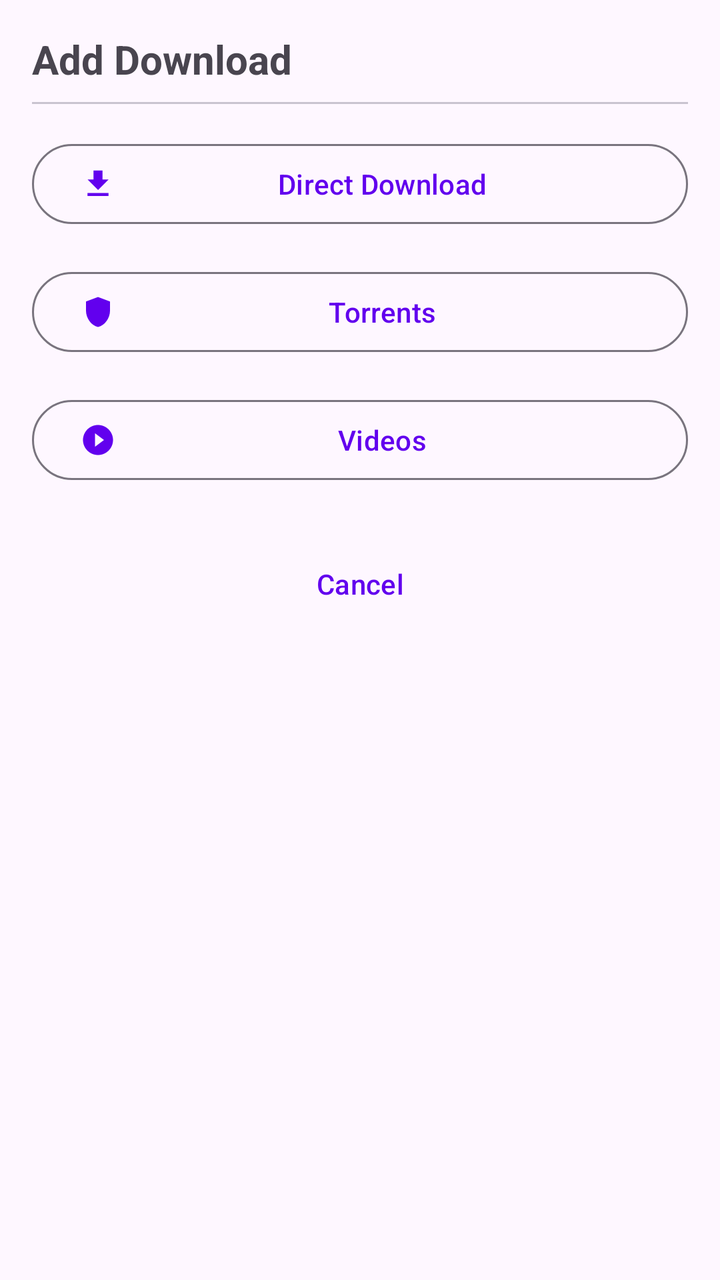
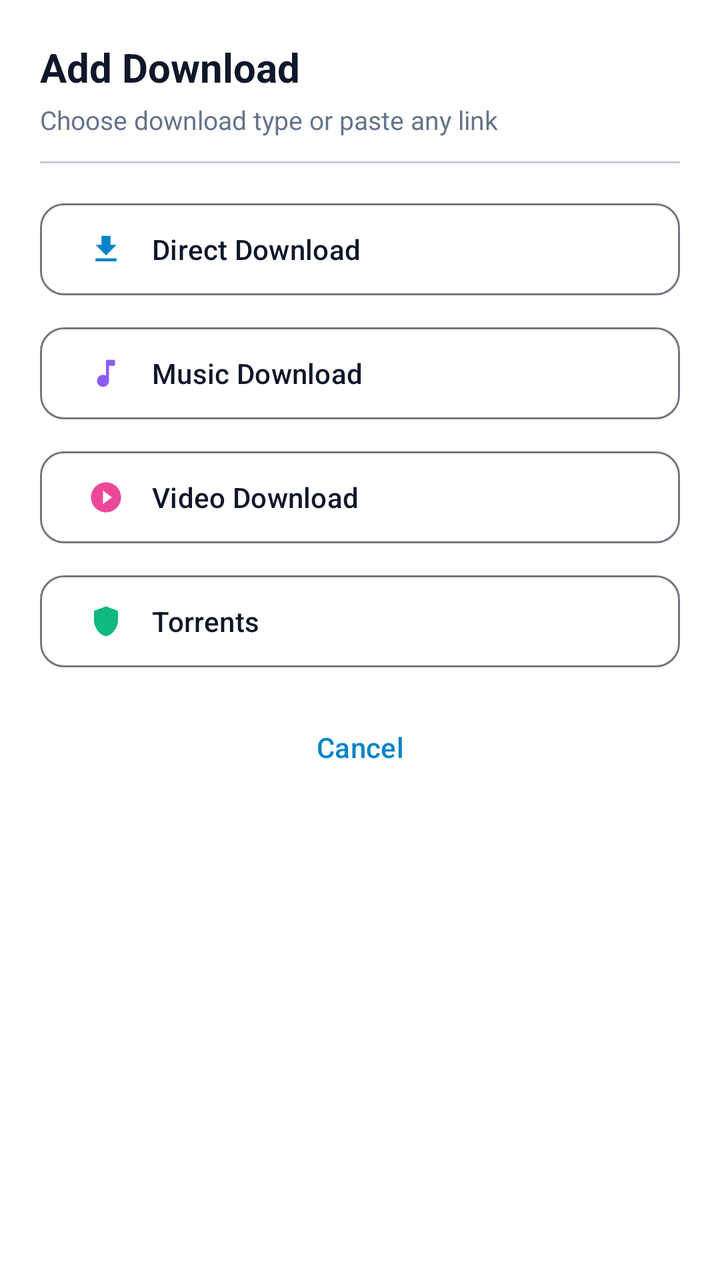

Two renders of the same Android screen: before a commit and after it. Below are the layout's source before the change and the commit's diff.
<!-- AndroidManifest.xml: application theme Theme.DownloadManager -->
<!-- res/layout/bottom_sheet_add_download.xml -->
<?xml version="1.0" encoding="utf-8"?>
<LinearLayout
    xmlns:android="http://schemas.android.com/apk/res/android"
    xmlns:app="http://schemas.android.com/apk/res-auto"
    android:layout_width="match_parent"
    android:layout_height="wrap_content"
    android:orientation="vertical"
    android:padding="@dimen/default_padding">

    <TextView
        android:layout_width="match_parent"
        android:layout_height="wrap_content"
        android:text="@string/add_download"
        android:textSize="@dimen/text_size_title"
        android:textStyle="bold" />

    <com.google.android.material.divider.MaterialDivider
        android:layout_width="match_parent"
        android:layout_height="@dimen/divider_height"
        android:layout_marginVertical="@dimen/small_margin" />

    <com.google.android.material.button.MaterialButton
        android:id="@+id/btnDirectDownload"
        style="@style/Widget.Material3.Button.OutlinedButton"
        android:layout_width="match_parent"
        android:layout_height="wrap_content"
        android:layout_marginVertical="@dimen/small_margin"
        android:text="@string/direct_download"
        app:icon="@drawable/ic_download"
        app:iconGravity="start" />

    <com.google.android.material.button.MaterialButton
        android:id="@+id/btnTorrentDownload"
        style="@style/Widget.Material3.Button.OutlinedButton"
        android:layout_width="match_parent"
        android:layout_height="wrap_content"
        android:layout_marginVertical="@dimen/small_margin"
        android:text="@string/torrents"
        app:icon="@drawable/ic_torrent"
        app:iconGravity="start" />

    <com.google.android.material.button.MaterialButton
        android:id="@+id/btnVideoDownload"
        style="@style/Widget.Material3.Button.OutlinedButton"
        android:layout_width="match_parent"
        android:layout_height="wrap_content"
        android:layout_marginVertical="@dimen/small_margin"
        android:text="@string/videos"
        app:icon="@drawable/ic_video"
        app:iconGravity="start" />

    <com.google.android.material.button.MaterialButton
        android:id="@+id/btnCancel"
        style="@style/Widget.Material3.Button.TextButton"
        android:layout_width="match_parent"
        android:layout_height="wrap_content"
        android:layout_marginTop="@dimen/default_margin"
        android:text="@string/cancel" />
</LinearLayout>
<!-- resources referenced by this layout -->
<resources>
  <dimen name="default_margin">16dp</dimen>
  <dimen name="default_padding">16dp</dimen>
  <dimen name="divider_height">1dp</dimen>
  <dimen name="small_margin">8dp</dimen>
  <dimen name="text_size_title">20sp</dimen>
  <!-- drawable ic_download (drawable) -->
  <?xml version="1.0" encoding="utf-8"?>
  <vector xmlns:android="http://schemas.android.com/apk/res/android"
      android:width="24dp"
      android:height="24dp"
      android:viewportWidth="24"
      android:viewportHeight="24">
      <path
          android:fillColor="#FF000000"
          android:pathData="M19,9h-4V3H9v6H5l7,7 7,-7zM5,18v2h14v-2H5z" />
  </vector>
  <!-- drawable ic_torrent (drawable) -->
  <?xml version="1.0" encoding="utf-8"?>
  <vector xmlns:android="http://schemas.android.com/apk/res/android"
      android:width="24dp"
      android:height="24dp"
      android:viewportWidth="24"
      android:viewportHeight="24">
      <path
          android:fillColor="#FF000000"
          android:pathData="M12,2L4,5v6.09c0,5.05 3.41,9.76 8,10.91 4.59-1.15 8-5.86 8-10.91V5L12,2z" />
      <path
          android:fillColor="#FF000000"
          android:pathData="M12,11.99h6v-2h-6v2z" />
      <path
          android:fillColor="#FF000000"
          android:pathData="M12,7.99h6v-2h-6v2z" />
      <path
          android:fillColor="#FF000000"
          android:pathData="M12,15.99h6v-2h-6v2z" />
  </vector>
  <!-- drawable ic_video (drawable) -->
  <?xml version="1.0" encoding="utf-8"?>
  <vector xmlns:android="http://schemas.android.com/apk/res/android"
      android:width="24dp"
      android:height="24dp"
      android:viewportWidth="24"
      android:viewportHeight="24">
      <path
          android:fillColor="#FF000000"
          android:pathData="M12,2C6.48,2 2,6.48 2,12s4.48,10 10,10 10,-4.48 10,-10S17.52,2 12,2zm-2,14.5v-9l6,4.5-6,4.5z" />
  </vector>
  <string name="add_download">Add Download</string>
  <string name="cancel">Cancel</string>
  <string name="direct_download">Direct Download</string>
  <string name="torrents">Torrents</string>
  <string name="videos">Videos</string>
  <style name="Theme.DownloadManager" parent="Theme.Material3.DayNight.NoActionBar">
          <item name="colorPrimary">@color/colorPrimary</item>
          <item name="colorPrimaryDark">@color/colorPrimaryDark</item>
          <item name="colorAccent">@color/colorAccent</item>
          <item name="colorOnPrimary">@color/colorOnPrimary</item>
          <item name="colorSurface">@color/colorSurface</item>
          <item name="colorOnSurface">@color/colorOnSurface</item>
          <item name="android:statusBarColor">@color/colorPrimaryDark</item>
          <item name="android:windowLightStatusBar">false</item>
      </style>
  <color name="colorPrimary">@color/purple_500</color>
  <color name="colorPrimaryDark">@color/purple_700</color>
  <color name="colorAccent">@color/teal_200</color>
  <color name="colorOnPrimary">@color/white</color>
  <color name="colorSurface">@color/white</color>
  <color name="colorOnSurface">@color/black</color>
  <color name="purple_500">#FF6200EE</color>
  <color name="purple_700">#FF3700B3</color>
  <color name="teal_200">#FF03DAC5</color>
  <color name="white">#FFFFFFFF</color>
  <color name="black">#FF000000</color>
</resources>

<!-- the commit's change to res/layout/bottom_sheet_add_download.xml (unified diff, before → after) -->
@@ -4,56 +4,96 @@
     xmlns:app="http://schemas.android.com/apk/res-auto"
     android:layout_width="match_parent"
     android:layout_height="wrap_content"
+    android:background="@color/colorSurface"
     android:orientation="vertical"
-    android:padding="@dimen/default_padding">
+    android:padding="20dp">
 
     <TextView
         android:layout_width="match_parent"
         android:layout_height="wrap_content"
         android:text="@string/add_download"
-        android:textSize="@dimen/text_size_title"
+        android:textColor="@color/colorOnSurface"
+        android:textSize="20sp"
         android:textStyle="bold" />
+
+    <TextView
+        android:layout_width="match_parent"
+        android:layout_height="wrap_content"
+        android:layout_marginTop="4dp"
+        android:text="Choose download type or paste any link"
+        android:textColor="@color/gray"
+        android:textSize="13sp" />
 
     <com.google.android.material.divider.MaterialDivider
         android:layout_width="match_parent"
-        android:layout_height="@dimen/divider_height"
-        android:layout_marginVertical="@dimen/small_margin" />
+        android:layout_height="1dp"
+        android:layout_marginVertical="12dp" />
 
     <com.google.android.material.button.MaterialButton
         android:id="@+id/btnDirectDownload"
         style="@style/Widget.Material3.Button.OutlinedButton"
         android:layout_width="match_parent"
-        android:layout_height="wrap_content"
-        android:layout_marginVertical="@dimen/small_margin"
+        android:layout_height="54dp"
+        android:layout_marginVertical="4dp"
+        android:gravity="start|center_vertical"
         android:text="@string/direct_download"
+        android:textColor="@color/colorOnSurface"
+        app:cornerRadius="12dp"
         app:icon="@drawable/ic_download"
-        app:iconGravity="start" />
+        app:iconGravity="start"
+        app:iconPadding="14dp"
+        app:iconTint="@color/category_direct" />
+
+    <com.google.android.material.button.MaterialButton
+        android:id="@+id/btnMusicDownload"
+        style="@style/Widget.Material3.Button.OutlinedButton"
+        android:layout_width="match_parent"
+        android:layout_height="54dp"
+        android:layout_marginVertical="4dp"
+        android:gravity="start|center_vertical"
+        android:text="@string/music_download"
+        android:textColor="@color/colorOnSurface"
+        app:cornerRadius="12dp"
+        app:icon="@drawable/ic_music"
+        app:iconGravity="start"
+        app:iconPadding="14dp"
+        app:iconTint="@color/category_music" />
+
+    <com.google.android.material.button.MaterialButton
+        android:id="@+id/btnVideoDownload"
+        style="@style/Widget.Material3.Button.OutlinedButton"
+        android:layout_width="match_parent"
+        android:layout_height="54dp"
+        android:layout_marginVertical="4dp"
+        android:gravity="start|center_vertical"
+        android:text="@string/video_download"
+        android:textColor="@color/colorOnSurface"
+        app:cornerRadius="12dp"
+        app:icon="@drawable/ic_video"
+        app:iconGravity="start"
+        app:iconPadding="14dp"
+        app:iconTint="@color/category_video" />
 
     <com.google.android.material.button.MaterialButton
         android:id="@+id/btnTorrentDownload"
         style="@style/Widget.Material3.Button.OutlinedButton"
         android:layout_width="match_parent"
-        android:layout_height="wrap_content"
-        android:layout_marginVertical="@dimen/small_margin"
+        android:layout_height="54dp"
+        android:layout_marginVertical="4dp"
+        android:gravity="start|center_vertical"
         android:text="@string/torrents"
+        android:textColor="@color/colorOnSurface"
+        app:cornerRadius="12dp"
         app:icon="@drawable/ic_torrent"
-        app:iconGravity="start" />
-
-    <com.google.android.material.button.MaterialButton
-        android:id="@+id/btnVideoDownload"
-        style="@style/Widget.Material3.Button.OutlinedButton"
-        android:layout_width="match_parent"
-        android:layout_height="wrap_content"
-        android:layout_marginVertical="@dimen/small_margin"
-        android:text="@string/videos"
-        app:icon="@drawable/ic_video"
-        app:iconGravity="start" />
+        app:iconGravity="start"
+        app:iconPadding="14dp"
+        app:iconTint="@color/category_torrent" />
 
     <com.google.android.material.button.MaterialButton
         android:id="@+id/btnCancel"
         style="@style/Widget.Material3.Button.TextButton"
         android:layout_width="match_parent"
         android:layout_height="wrap_content"
-        android:layout_marginTop="@dimen/default_margin"
+        android:layout_marginTop="8dp"
         android:text="@string/cancel" />
 </LinearLayout>
<!-- resource entries referenced after the edit -->
@@ -1,10 +1,9 @@
 <!-- resources referenced by this layout -->
 <resources>
-  <dimen name="default_margin">16dp</dimen>
-  <dimen name="default_padding">16dp</dimen>
-  <dimen name="divider_height">1dp</dimen>
-  <dimen name="small_margin">8dp</dimen>
-  <dimen name="text_size_title">20sp</dimen>
+  <color name="category_direct">#FF0284C7</color>
+  <color name="category_music">#FF8B5CF6</color>
+  <color name="category_torrent">#FF10B981</color>
+  <color name="category_video">#FFEC4899</color>
   <!-- drawable ic_download (drawable) -->
   <?xml version="1.0" encoding="utf-8"?>
   <vector xmlns:android="http://schemas.android.com/apk/res/android"
@@ -15,6 +14,17 @@
       <path
           android:fillColor="#FF000000"
           android:pathData="M19,9h-4V3H9v6H5l7,7 7,-7zM5,18v2h14v-2H5z" />
+  </vector>
+  <!-- drawable ic_music (drawable) -->
+  <?xml version="1.0" encoding="utf-8"?>
+  <vector xmlns:android="http://schemas.android.com/apk/res/android"
+      android:width="24dp"
+      android:height="24dp"
+      android:viewportWidth="24"
+      android:viewportHeight="24">
+      <path
+          android:fillColor="#FF000000"
+          android:pathData="M12,3v10.55c-0.59,-0.34 -1.27,-0.55 -2,-0.55 -2.21,0 -4,1.79 -4,4s1.79,4 4,4 4,-1.79 4,-4V7h4V3h-6z" />
   </vector>
   <!-- drawable ic_torrent (drawable) -->
   <?xml version="1.0" encoding="utf-8"?>
@@ -50,28 +60,29 @@
   <string name="add_download">Add Download</string>
   <string name="cancel">Cancel</string>
   <string name="direct_download">Direct Download</string>
+  <string name="music_download">Music Download</string>
   <string name="torrents">Torrents</string>
-  <string name="videos">Videos</string>
+  <string name="video_download">Video Download</string>
   <style name="Theme.DownloadManager" parent="Theme.Material3.DayNight.NoActionBar">
           <item name="colorPrimary">@color/colorPrimary</item>
           <item name="colorPrimaryDark">@color/colorPrimaryDark</item>
           <item name="colorAccent">@color/colorAccent</item>
+          <item name="colorSecondary">@color/colorAccent</item>
           <item name="colorOnPrimary">@color/colorOnPrimary</item>
           <item name="colorSurface">@color/colorSurface</item>
           <item name="colorOnSurface">@color/colorOnSurface</item>
-          <item name="android:statusBarColor">@color/colorPrimaryDark</item>
+          <item name="android:windowBackground">@color/colorBackground</item>
+          <item name="android:statusBarColor">@color/colorHeaderBg</item>
           <item name="android:windowLightStatusBar">false</item>
       </style>
-  <color name="colorPrimary">@color/purple_500</color>
-  <color name="colorPrimaryDark">@color/purple_700</color>
-  <color name="colorAccent">@color/teal_200</color>
-  <color name="colorOnPrimary">@color/white</color>
-  <color name="colorSurface">@color/white</color>
-  <color name="colorOnSurface">@color/black</color>
-  <color name="purple_500">#FF6200EE</color>
-  <color name="purple_700">#FF3700B3</color>
-  <color name="teal_200">#FF03DAC5</color>
-  <color name="white">#FFFFFFFF</color>
-  <color name="black">#FF000000</color>
+  <color name="colorPrimary">#FF0284C7</color>
+  <color name="colorPrimaryDark">#FF0F172A</color>
+  <color name="colorAccent">#FF06B6D4</color>
+  <color name="colorOnPrimary">#FFFFFFFF</color>
+  <color name="colorBackground">#FFF1F5F9</color>
+  <color name="colorHeaderBg">#FF0F172A</color>
+  <color name="colorSurface">#FFFFFFFF</color>
+  <color name="gray">#FF64748B</color>
+  <color name="colorOnSurface">#FF0F172A</color>
 </resources>
 
